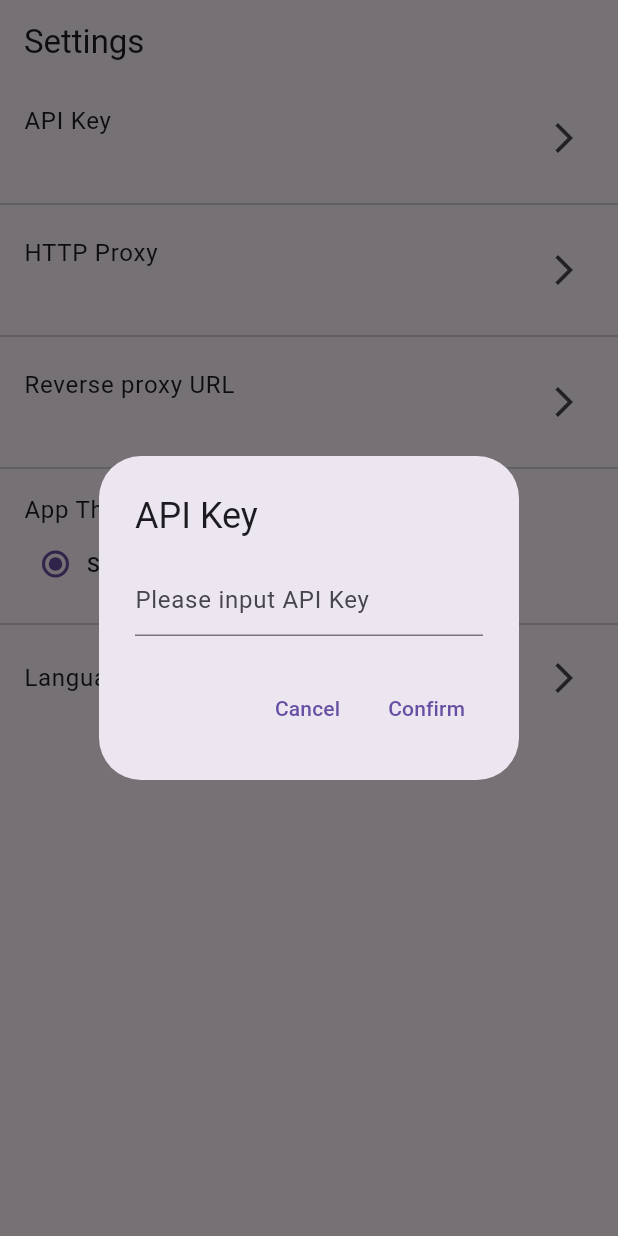
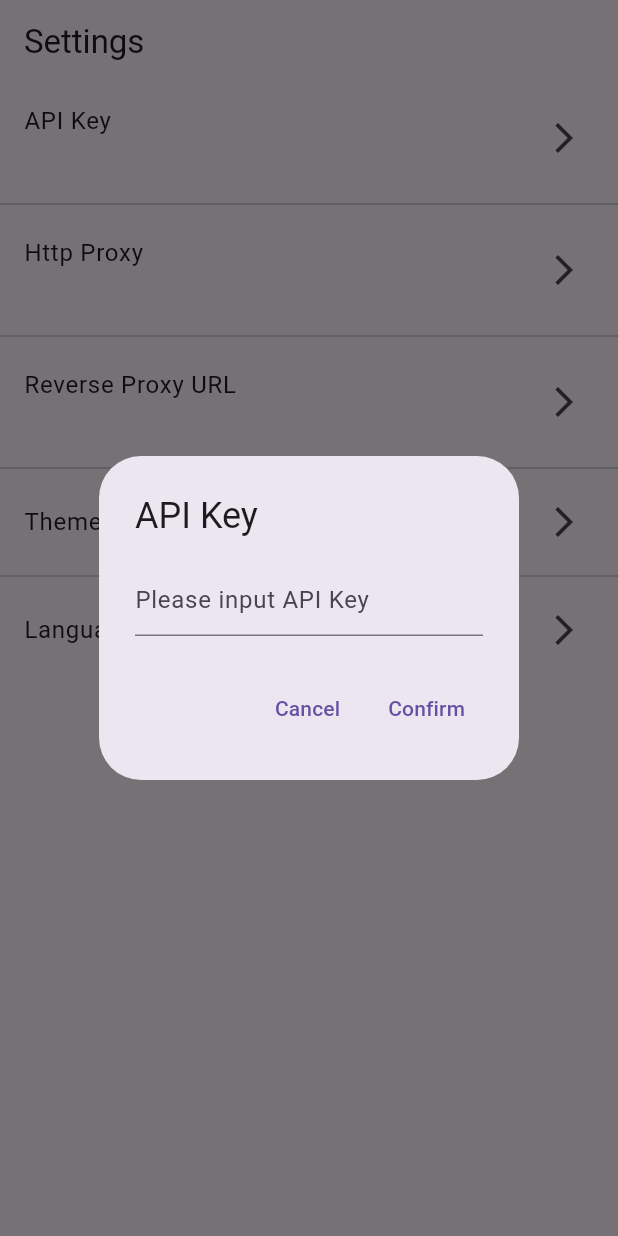
Before and after one commit to C1oudust/FChat, a Flutter app: the SettingsPage screen opened by its route, after a tap on "API Key", on a phone screen of 412 x 824 dp. Run offline on Flutter 3.47's test engine with Material 2 defaults, Android fonts, the phone set to English and light mode, and no system bars; our stand-ins replace cherry_toast, envied, file_picker, floor, flutter_hooks, flutter_svg and 7 more; missing offline and left inert: bitsdojo_window, flutter_math_fork, markdown, markdown_widget, openai_api, record and 2 more; accounts and stored records are empty; generated files the repository leaves out were written again.

Commit message:
refactor: 设置逻辑，方便国际化

```diff
--- a/lib/home_page.dart
+++ b/lib/home_page.dart
@@ -47,6 +47,7 @@ class DesktopHomeScreen extends StatelessWidget {
                         context: context,
                         builder: (context) {
                           return AlertDialog(
+                            contentPadding: const EdgeInsets.all(0),
                             title: Text(L10n.of(context)!.settings),
                             content: SizedBox(
                               width: 400,
--- a/lib/l10n/app_en.arb
+++ b/lib/l10n/app_en.arb
@@ -18,6 +18,7 @@
   "httpProxy": "Http Proxy",
   "httpProxyHint": "Please input HTTP Proxy",
   "apiKey": "API Key",
+  "apiKeyHint": "Please input API Key",
   "baseUrl": "Reverse Proxy URL",
   "locale": "Language",
   "history": "History",
--- a/lib/l10n/app_zh.arb
+++ b/lib/l10n/app_zh.arb
@@ -18,7 +18,8 @@
   "httpProxy": "网络代理",
   "httpProxyHint": "请输入网络代理",
   "apiKey": "API Key",
-  "baseUrl": "openai 代理地址",
+  "apiKeyHint": "请输入API Key",
+  "baseUrl": "OPENAI 域名代理",
   "locale": "语言",
   "history": "历史",
   "transcripting": "转译中...",
--- a/lib/settings_page.dart
+++ b/lib/settings_page.dart
@@ -1,6 +1,7 @@
 import 'package:flutter/material.dart';
 import 'package:flutter_chatgpt_app/l10n/l10n.dart';
 import 'package:flutter_chatgpt_app/states/settings.dart';
+import 'package:flutter_hooks/flutter_hooks.dart';
 import 'package:hooks_riverpod/hooks_riverpod.dart';
 
 class SettingsPage extends StatelessWidget {
@@ -17,20 +18,37 @@ class SettingsPage extends StatelessWidget {
   }
 }
 
-class SettingsWindow extends HookConsumerWidget {
+class SettingsWindow extends StatelessWidget {
   SettingsWindow({Key? key}) : super(key: key);
   final controller = TextEditingController();
 
-  Future<String?> showEditDialog(
-      TextEditingController controller, SettingItem item, WidgetRef ref) async {
-    controller.text = item.subtitle ?? '';
+  @override
+  Widget build(BuildContext context) {
+    return ListView(
+      children: const [
+        ApiKey(),
+        Divider(),
+        HttpProxy(),
+        Divider(),
+        BaseUrl(),
+        Divider(),
+        AppTheme(),
+        Divider(),
+        AppLocale(),
+      ],
+    );
+  }
+}
+
+Future<String?> showEditDialog(TextEditingController controller, WidgetRef ref, String title, {String? text, String? hint}) async {
+  controller.text = text ?? '';
   return await showDialog<String?>(
       context: ref.context,
       builder: (context) => AlertDialog(
-              title: Text(item.title),
+            title: Text(title),
             content: TextField(
               controller: controller,
-                decoration: InputDecoration(hintText: item.hint),
+              decoration: InputDecoration(hintText: hint ?? ''),
             ),
             actions: [
               TextButton(
@@ -49,72 +67,130 @@ class SettingsWindow extends HookConsumerWidget {
           ));
 }
 
-  Widget radioLocaleListTile(WidgetRef ref, String title, Locale? locale) {
-    final settingsLocale =
-        ref.watch(settingsNotifierProvider).valueOrNull?.locale;
-    return SimpleDialogOption(
-        child: ListTile(
-      title: Text(title),
-      leading: Radio<Locale?>(
-        value: locale,
-        groupValue: settingsLocale,
-        onChanged: null,
-      ),
-      onTap: () {
-        ref.read(settingsNotifierProvider.notifier).setLocale(locale);
-        Navigator.of(ref.context).pop();
-      },
-    ));
-  }
+class ApiKey extends HookConsumerWidget {
+  const ApiKey({Key? key}) : super(key: key);
 
   @override
   Widget build(BuildContext context, WidgetRef ref) {
-    final items = ref.watch(settingListProvider);
-    final themeMode =
-        ref.watch(settingsNotifierProvider).valueOrNull?.themeMode ??
-            ThemeMode.system;
+    final title = L10n.of(context)!.apiKey;
+    final settings = ref.watch(settingsNotifierProvider).valueOrNull;
+    final controller = useTextEditingController();
+    return ListTile(
+      title: Text(title),
+      subtitle: Text(
+        settings?.apiKey ?? '',
+        style: const TextStyle(overflow: TextOverflow.ellipsis),
+      ),
+      trailing: const Icon(Icons.arrow_forward_ios),
+      onTap: () async {
+        String? text = await showEditDialog(controller, ref, title, text: settings?.apiKey, hint: L10n.of(context)!.apiKeyHint);
+        if (text == null) return;
+        if (text == '') {
+          text = null;
+        }
+        ref.read(settingsNotifierProvider.notifier).setApiKey(text);
+      },
+    );
+  }
+}
 
-    return ListView.separated(
-      itemBuilder: (context, index) {
-        final item = items[index];
-        if (item.key == SettingKey.themeMode) {
+class HttpProxy extends HookConsumerWidget {
+  const HttpProxy({Key? key}) : super(key: key);
+
+  @override
+  Widget build(BuildContext context, WidgetRef ref) {
+    final title = L10n.of(context)!.httpProxy;
+    final settings = ref.watch(settingsNotifierProvider).valueOrNull;
+    final controller = useTextEditingController();
     return ListTile(
-              title: Text(item.title),
-              subtitle: Row(
+      title: Text(title),
+      subtitle: Text(
+        settings?.httpProxy ?? '',
+        style: const TextStyle(overflow: TextOverflow.ellipsis),
+      ),
+      trailing: const Icon(Icons.arrow_forward_ios),
+      onTap: () async {
+        String? text = await showEditDialog(controller, ref, title, text: settings?.httpProxy, hint: L10n.of(context)!.httpProxyHint);
+        if (text == null) return;
+        if (text == '') {
+          text = null;
+        }
+        ref.read(settingsNotifierProvider.notifier).setHttpProxy(text);
+      },
+    );
+  }
+}
+
+class BaseUrl extends HookConsumerWidget {
+  const BaseUrl({Key? key}) : super(key: key);
+
+  @override
+  Widget build(BuildContext context, WidgetRef ref) {
+    final title = L10n.of(context)!.baseUrl;
+    final settings = ref.watch(settingsNotifierProvider).valueOrNull;
+    final controller = useTextEditingController();
+    return ListTile(
+      title: Text(title),
+      subtitle: Text(
+        settings?.baseUrl ?? '',
+        style: const TextStyle(overflow: TextOverflow.ellipsis),
+      ),
+      trailing: const Icon(Icons.arrow_forward_ios),
+      onTap: () async {
+        String? text = await showEditDialog(controller, ref, title, text: settings?.baseUrl, hint: 'https://openai.proxy.dev/v1');
+        if (text == null) return;
+        if (text == '') {
+          text = null;
+        }
+        ref.read(settingsNotifierProvider.notifier).setBaseUrl(text);
+      },
+    );
+  }
+}
+
+class AppTheme extends HookConsumerWidget {
+  const AppTheme({Key? key}) : super(key: key);
+
+  @override
+  Widget build(BuildContext context, WidgetRef ref) {
+    final themeMode = ref.watch(settingsNotifierProvider).valueOrNull?.themeMode ?? ThemeMode.system;
+    themeChange(theme) {
+      ref.read(settingsNotifierProvider.notifier).setThemeMode(theme);
+      Navigator.of(ref.context).pop();
+    }
+
+    return ListTile(
+      title: Text(L10n.of(context)!.themeMode),
+      trailing: const Icon(Icons.arrow_forward_ios),
+      onTap: () {
+        showDialog(
+            context: context,
+            builder: (BuildContext context) {
+              return SimpleDialog(
+                title: Text(L10n.of(context)!.themeMode),
                 children: [
-                  RadioMenuButton(
-                      value: ThemeMode.system,
-                      groupValue: themeMode,
-                      onChanged: (value) {
-                        ref
-                            .read(settingsNotifierProvider.notifier)
-                            .setThemeMode(ThemeMode.system);
+                  RadioListTile(title: Text(L10n.of(context)!.system), value: ThemeMode.system, groupValue: themeMode, onChanged: themeChange),
+                  RadioListTile(title: Text(L10n.of(context)!.light), value: ThemeMode.light, groupValue: themeMode, onChanged: themeChange),
+                  RadioListTile(title: Text(L10n.of(context)!.dark), value: ThemeMode.dark, groupValue: themeMode, onChanged: themeChange),
+                ],
+              );
+            });
       },
-                      child: Text(L10n.of(context)!.system)),
-                  RadioMenuButton(
-                    value: ThemeMode.light,
-                    groupValue: themeMode,
-                    onChanged: (value) {
-                      ref
-                          .read(settingsNotifierProvider.notifier)
-                          .setThemeMode(ThemeMode.light);
-                    },
-                    child: Text(L10n.of(context)!.light),
-                  ),
-                  RadioMenuButton(
-                    value: ThemeMode.dark,
-                    groupValue: themeMode,
-                    onChanged: (value) {
-                      ref
-                          .read(settingsNotifierProvider.notifier)
-                          .setThemeMode(ThemeMode.dark);
-                    },
-                    child: Text(L10n.of(context)!.dark),
-                  )
-                ],
-              ));
+    );
   }
-        if (item.key == SettingKey.locale) {
+}
+
+class AppLocale extends HookConsumerWidget {
+  const AppLocale({Key? key}) : super(key: key);
+
+  @override
+  Widget build(BuildContext context, WidgetRef ref) {
+    final settingsLocale = ref.watch(settingsNotifierProvider).valueOrNull?.locale;
+    localeChange(locale) {
+      ref.read(settingsNotifierProvider.notifier).setLocale(locale);
+      Navigator.of(ref.context).pop();
+    }
+
     return ListTile(
       title: Text(L10n.of(context)!.locale),
       trailing: const Icon(Icons.arrow_forward_ios),
@@ -125,47 +201,13 @@ class SettingsWindow extends HookConsumerWidget {
               return SimpleDialog(
                 title: Text(L10n.of(context)!.locale),
                 children: [
-                        radioLocaleListTile(
-                            ref, L10n.of(context)!.system, null),
-                        radioLocaleListTile(ref, '中文', const Locale('zh')),
-                        radioLocaleListTile(ref, 'English', const Locale('en')),
+                  RadioListTile(title: Text(L10n.of(context)!.system), value: null, groupValue: settingsLocale, onChanged: localeChange),
+                  RadioListTile(title: const Text('中文'), value: const Locale('zh'), groupValue: settingsLocale, onChanged: localeChange),
+                  RadioListTile(title: const Text('English'), value: const Locale('en'), groupValue: settingsLocale, onChanged: localeChange),
                 ],
               );
             });
       },
     );
   }
-        return ListTile(
-          title: Text(item.title),
-          subtitle: Text(
-            item.subtitle ?? '',
-            style: const TextStyle(overflow: TextOverflow.ellipsis),
-          ),
-          trailing: const Icon(Icons.arrow_forward_ios),
-          onTap: () async {
-            String? text = await showEditDialog(controller, item, ref);
-            if (text == null) return;
-            if (text == '') {
-              text = null;
 }
-            switch (item.key) {
-              case SettingKey.apiKey:
-                ref.read(settingsNotifierProvider.notifier).setApiKey(text);
-                break;
-              case SettingKey.baseUrl:
-                ref.read(settingsNotifierProvider.notifier).setBaseUrl(text);
-                break;
-              case SettingKey.httpProxy:
-                ref.read(settingsNotifierProvider.notifier).setHttpProxy(text);
-                break;
-              default:
-                break;
-            }
-          },
-        );
-      },
-      separatorBuilder: (context, index) => const Divider(),
-      itemCount: items.length,
-    );
-  }
-}
--- a/lib/states/settings.dart
+++ b/lib/states/settings.dart
@@ -91,49 +91,3 @@ class SettingsNotifier extends _$SettingsNotifier {
 }
 
 enum SettingKey { apiKey, httpProxy, baseUrl, themeMode, locale }
-
-@freezed
-class SettingItem with _$SettingItem {
-  const factory SettingItem({
-    required SettingKey key,
-    required String title,
-    String? subtitle,
-    dynamic value,
-    @Default(false) bool multiline,
-    required String hint,
-  }) = _SettingItem;
-}
-
-@riverpod
-List<SettingItem> settingList(SettingListRef ref) {
-  final settings = ref.watch(settingsNotifierProvider).valueOrNull;
-
-  return [
-    SettingItem(
-      key: SettingKey.apiKey,
-      title: "API Key",
-      subtitle: settings?.apiKey,
-      hint: "Please input API Key",
-    ),
-    SettingItem(
-        key: SettingKey.httpProxy,
-        title: "HTTP Proxy",
-        subtitle: settings?.httpProxy,
-        hint: "Please input HTTP Proxy"),
-    SettingItem(
-        key: SettingKey.baseUrl,
-        title: "Reverse proxy URL",
-        subtitle: settings?.baseUrl,
-        hint: "https://openai.proxy.dev/v1"),
-    SettingItem(
-        key: SettingKey.themeMode,
-        title: "App Theme",
-        hint: "theme mode",
-        value: settings?.themeMode),
-    SettingItem(
-        key: SettingKey.locale,
-        title: "Locale",
-        hint: "locale",
-        value: settings?.locale),
-  ];
-}
```
Also changed, not shown: pubspec.lock. Lines whose indentation alone changed are shown as unchanged.
